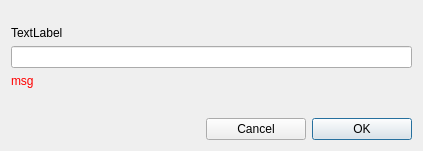
Qt form Utilities/inputdlg.ui (towhee/Winnow64) before a commit.
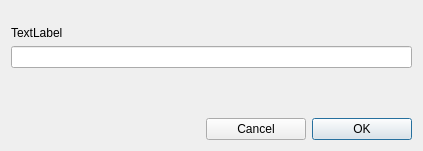
The same form after that commit.

Patch:
```diff
--- a/Utilities/inputdlg.ui
+++ b/Utilities/inputdlg.ui
@@ -56,7 +56,7 @@
       <string notr="true">color:red</string>
      </property>
      <property name="text">
-      <string>msg</string>
+      <string/>
      </property>
     </widget>
    </item>
```
Left out of the diff: 2 changed lines with no effect on the pictures.
